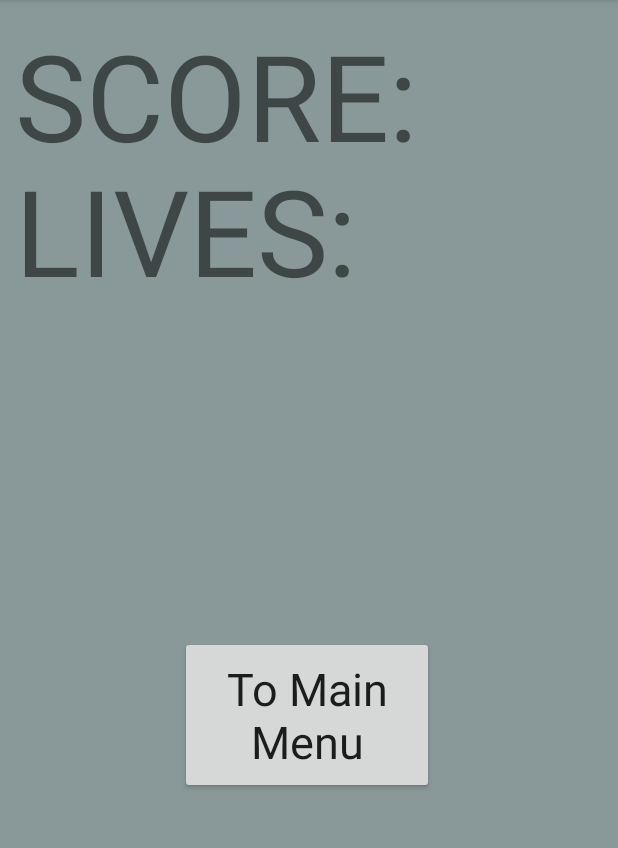
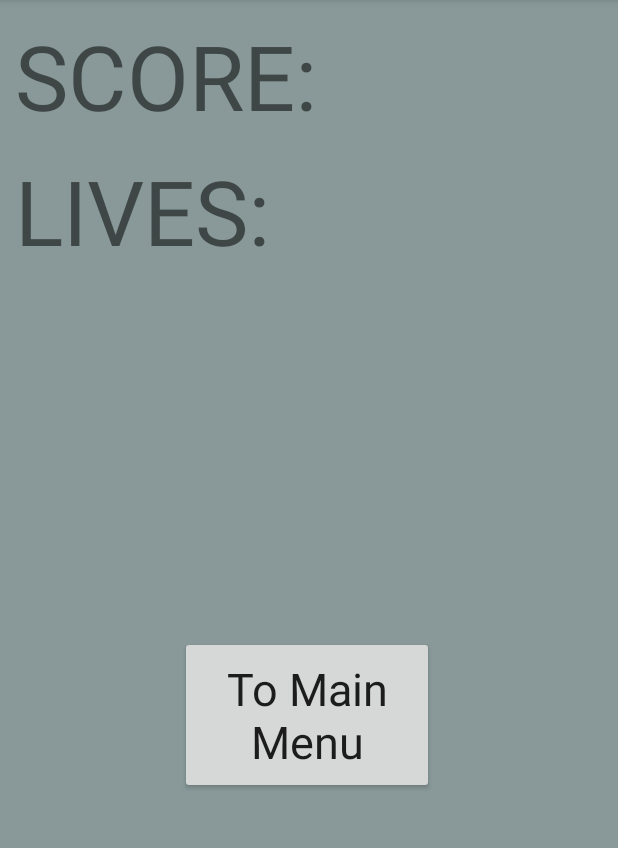
Before and after one commit to victor-alvarez/ThreeLevelAndriodGame, an Android app: the GameEnd screen opened directly, with no data from a screen before it, on a phone screen of 412 x 824 dp, the part 84-932 px from its top. Run offline under Robolectric (Android 15) with nearby library versions, the phone set to English and light mode, and no system bars; 3 statements that could not run were skipped.

Commit message:
"Removed line used for testing. Also fixed margins in an xml."

```diff
--- a/phase1/Game/app/src/main/java/com/example/game/AccountManager.java
+++ b/phase1/Game/app/src/main/java/com/example/game/AccountManager.java
@@ -60,7 +60,6 @@ class AccountManager {
       String line;
       while ((line = loadAccData.readLine()) != null) {
         int i = line.indexOf(", ");
-        System.out.println(line);
         String s = line.substring(0, i);
         if (login.equals(s)) {
           String[] l = line.split(", ");
--- a/phase1/Game/app/src/main/res/layout/activity_game_end.xml
+++ b/phase1/Game/app/src/main/res/layout/activity_game_end.xml
@@ -24,7 +24,7 @@
         android:layout_width="wrap_content"
         android:layout_height="wrap_content"
         android:layout_marginTop="100dp"
-        android:textSize="80sp"
+        android:textSize="60sp"
         app:layout_constraintStart_toEndOf="@+id/textLife_GameEnd"
         app:layout_constraintTop_toTopOf="parent" />
 
@@ -35,7 +35,7 @@
         android:layout_marginStart="10dp"
         android:layout_marginTop="100dp"
         android:text="@string/life"
-        android:textSize="80sp"
+        android:textSize="60sp"
         app:layout_constraintStart_toStartOf="parent"
         app:layout_constraintTop_toTopOf="parent" />
 
@@ -43,8 +43,8 @@
         android:id="@+id/scoreText_GameEnd"
         android:layout_width="wrap_content"
         android:layout_height="wrap_content"
-        android:layout_marginTop="52dp"
-        android:textSize="80sp"
+        android:layout_marginTop="10dp"
+        android:textSize="60sp"
         app:layout_constraintStart_toEndOf="@+id/textScore_GameEnd"
         app:layout_constraintTop_toTopOf="parent" />
 
@@ -55,7 +55,7 @@
         android:layout_marginStart="10dp"
         android:layout_marginTop="10dp"
         android:text="@string/score"
-        android:textSize="80sp"
+        android:textSize="60sp"
         app:layout_constraintStart_toStartOf="parent"
         app:layout_constraintTop_toTopOf="parent" />
 </androidx.constraintlayout.widget.ConstraintLayout>
```
